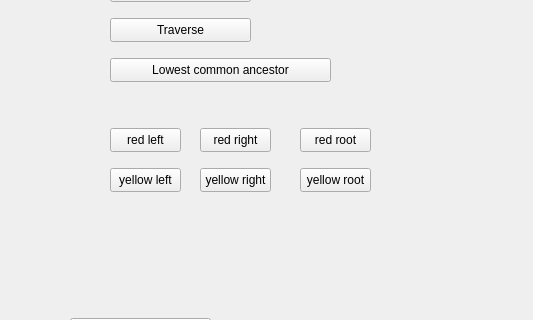
This is 353505/Брикун Д.С./LabWork_8/Task_1/mainwindow.ui in xerxes228007/Fundamentals-of-algorithmization-and-programming as Qt 5 draws it before an edit; both pictures show x 300 to 833 and y 242 to 562 of the 833 by 796 pixel window. The edited form follows.
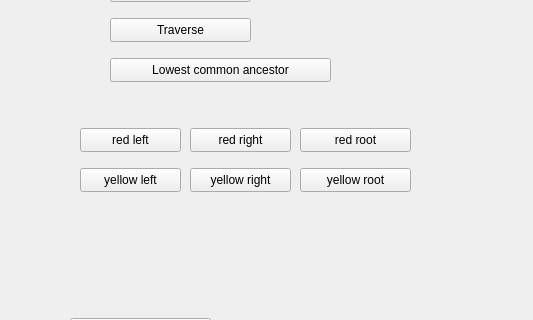
This is the edited form.

Patch:
```diff
--- a/353505/Брикун Д.С./LabWork_8/Task_1/mainwindow.ui
+++ b/353505/Брикун Д.С./LabWork_8/Task_1/mainwindow.ui
@@ -170,9 +170,9 @@
    <widget class="QPushButton" name="pushButton_1_left">
     <property name="geometry">
      <rect>
-      <x>410</x>
+      <x>380</x>
       <y>370</y>
-      <width>71</width>
+      <width>101</width>
       <height>24</height>
      </rect>
     </property>
@@ -183,9 +183,9 @@
    <widget class="QPushButton" name="pushButton_1_right">
     <property name="geometry">
      <rect>
-      <x>500</x>
+      <x>490</x>
       <y>370</y>
-      <width>71</width>
+      <width>101</width>
       <height>24</height>
      </rect>
     </property>
@@ -198,7 +198,7 @@
      <rect>
       <x>600</x>
       <y>370</y>
-      <width>71</width>
+      <width>111</width>
       <height>24</height>
      </rect>
     </property>
@@ -211,7 +211,7 @@
      <rect>
       <x>600</x>
       <y>410</y>
-      <width>71</width>
+      <width>111</width>
       <height>24</height>
      </rect>
     </property>
@@ -222,9 +222,9 @@
    <widget class="QPushButton" name="pushButton_2_left">
     <property name="geometry">
      <rect>
-      <x>410</x>
+      <x>380</x>
       <y>410</y>
-      <width>71</width>
+      <width>101</width>
       <height>24</height>
      </rect>
     </property>
@@ -235,9 +235,9 @@
    <widget class="QPushButton" name="pushButton_2_right">
     <property name="geometry">
      <rect>
-      <x>500</x>
+      <x>490</x>
       <y>410</y>
-      <width>71</width>
+      <width>101</width>
       <height>24</height>
      </rect>
     </property>
```
Left out of the diff: 2 changed lines with no effect on the pictures.
